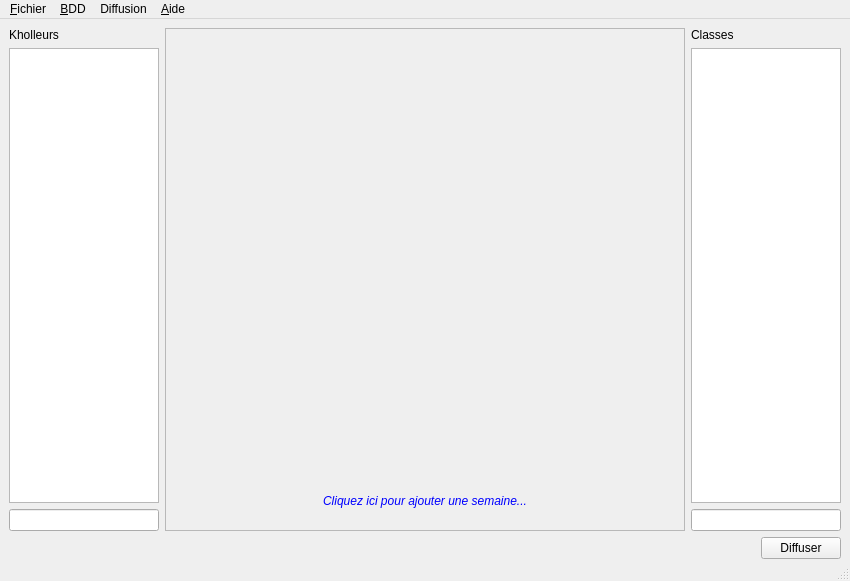
ThFeneuil/SPARK-Secretariat, file mainwindow.ui: the form before one commit.
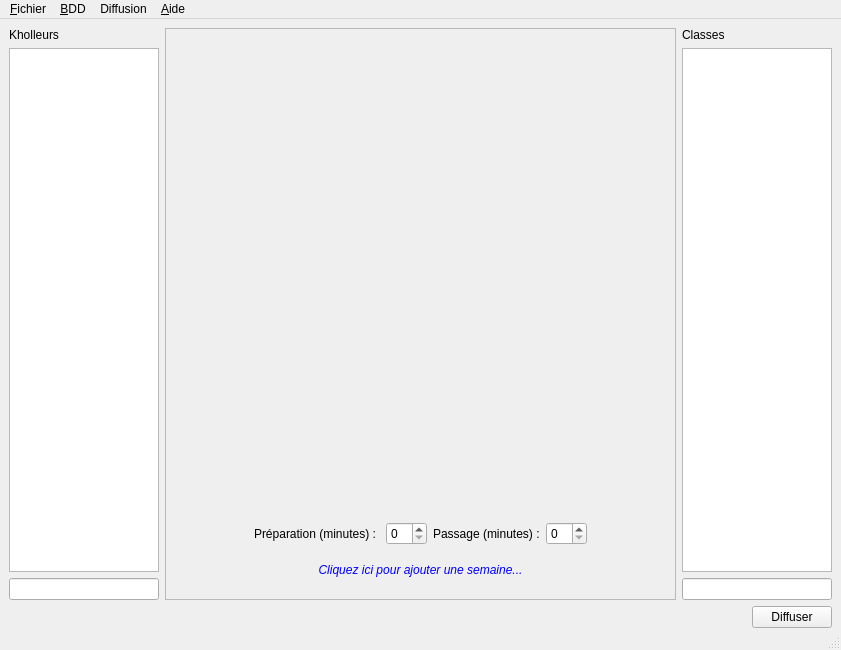
The form after the commit.

Commit message: Ajout durée des kholles + Feuille de liaison rudimentaire

The edit to the form file:
```diff
--- a/mainwindow.ui
+++ b/mainwindow.ui
@@ -9,8 +9,8 @@
    <rect>
     <x>0</x>
     <y>0</y>
-    <width>850</width>
-    <height>581</height>
+    <width>841</width>
+    <height>650</height>
    </rect>
   </property>
   <property name="windowTitle">
@@ -60,13 +60,13 @@
           <rect>
            <x>0</x>
            <y>0</y>
-           <width>512</width>
-           <height>496</height>
+           <width>503</width>
+           <height>565</height>
           </rect>
          </property>
          <layout class="QVBoxLayout" name="verticalLayout_4">
           <item>
-           <layout class="QVBoxLayout" name="layoutMiddle">
+           <layout class="QVBoxLayout" name="layoutMiddle" stretch="1,0,1">
             <property name="bottomMargin">
              <number>10</number>
             </property>
@@ -85,6 +85,64 @@
               </property>
              </widget>
             </item>
+            <item>
+             <widget class="QWidget" name="layout_duration" native="true">
+              <property name="sizePolicy">
+               <sizepolicy hsizetype="Preferred" vsizetype="Minimum">
+                <horstretch>0</horstretch>
+                <verstretch>0</verstretch>
+               </sizepolicy>
+              </property>
+              <layout class="QHBoxLayout" name="horizontalLayout_3">
+               <item>
+                <spacer name="horizontalSpacer_3">
+                 <property name="orientation">
+                  <enum>Qt::Horizontal</enum>
+                 </property>
+                 <property name="sizeHint" stdset="0">
+                  <size>
+                   <width>40</width>
+                   <height>20</height>
+                  </size>
+                 </property>
+                </spacer>
+               </item>
+               <item>
+                <widget class="QLabel" name="label_3">
+                 <property name="text">
+                  <string>Préparation (minutes) : </string>
+                 </property>
+                </widget>
+               </item>
+               <item>
+                <widget class="QSpinBox" name="spinBox_preparation"/>
+               </item>
+               <item>
+                <widget class="QLabel" name="label_4">
+                 <property name="text">
+                  <string>Passage (minutes) :</string>
+                 </property>
+                </widget>
+               </item>
+               <item>
+                <widget class="QSpinBox" name="spinBox_kholle"/>
+               </item>
+               <item>
+                <spacer name="horizontalSpacer_2">
+                 <property name="orientation">
+                  <enum>Qt::Horizontal</enum>
+                 </property>
+                 <property name="sizeHint" stdset="0">
+                  <size>
+                   <width>40</width>
+                   <height>20</height>
+                  </size>
+                 </property>
+                </spacer>
+               </item>
+              </layout>
+             </widget>
+            </item>
             <item>
              <widget class="QLabel" name="button_addWeek">
               <property name="maximumSize">
@@ -170,7 +228,7 @@
     <rect>
      <x>0</x>
      <y>0</y>
-     <width>850</width>
+     <width>841</width>
      <height>21</height>
     </rect>
    </property>
```
The commit also changes 12 other files.
